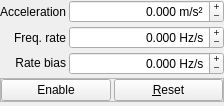
This is DopplerTool.ui in BatchDrake/AmateurDSN as Qt 5 draws it before an edit. The edited form follows.
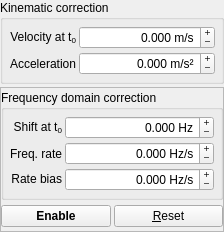
This is the edited form.

Commit message: Implement corrections up to order 1

```diff
--- a/DopplerTool.ui
+++ b/DopplerTool.ui
@@ -7,7 +7,7 @@
     <x>0</x>
     <y>0</y>
     <width>224</width>
-    <height>106</height>
+    <height>232</height>
    </rect>
   </property>
   <property name="sizePolicy">
@@ -35,37 +35,33 @@
    <property name="spacing">
     <number>3</number>
    </property>
-   <item row="2" column="1">
-    <widget class="QDoubleSpinBox" name="freqSpinBox">
+   <item row="0" column="0" colspan="2">
+    <widget class="QGroupBox" name="groupBox">
      <property name="sizePolicy">
-      <sizepolicy hsizetype="Expanding" vsizetype="Fixed">
+      <sizepolicy hsizetype="Preferred" vsizetype="Fixed">
        <horstretch>0</horstretch>
        <verstretch>0</verstretch>
       </sizepolicy>
      </property>
-     <property name="alignment">
-      <set>Qt::AlignRight|Qt::AlignTrailing|Qt::AlignVCenter</set>
+     <property name="title">
+      <string>Kinematic correction</string>
      </property>
-     <property name="buttonSymbols">
-      <enum>QAbstractSpinBox::PlusMinus</enum>
-     </property>
-     <property name="suffix">
-      <string> Hz/s</string>
-     </property>
-     <property name="decimals">
+     <layout class="QGridLayout" name="gridLayout_2">
+      <property name="leftMargin">
+       <number>6</number>
+      </property>
+      <property name="topMargin">
+       <number>6</number>
+      </property>
+      <property name="rightMargin">
+       <number>6</number>
+      </property>
+      <property name="bottomMargin">
+       <number>6</number>
+      </property>
+      <property name="spacing">
       <number>3</number>
      </property>
-     <property name="minimum">
-      <double>-1000000.000000000000000</double>
-     </property>
-     <property name="maximum">
-      <double>1000000.000000000000000</double>
-     </property>
-     <property name="stepType">
-      <enum>QAbstractSpinBox::DefaultStepType</enum>
-     </property>
-    </widget>
-   </item>
    <item row="1" column="1">
     <widget class="QDoubleSpinBox" name="accelSpinBox">
      <property name="sizePolicy">
@@ -97,10 +93,13 @@
      </property>
     </widget>
    </item>
-   <item row="2" column="0">
-    <widget class="QLabel" name="label_2">
+      <item row="0" column="0">
+       <widget class="QLabel" name="label_4">
      <property name="text">
-      <string>Freq. rate</string>
+         <string>Velocity at t&lt;sub&gt;0&lt;/sub&gt;</string>
+        </property>
+        <property name="textFormat">
+         <enum>Qt::RichText</enum>
      </property>
      <property name="alignment">
       <set>Qt::AlignRight|Qt::AlignTrailing|Qt::AlignVCenter</set>
@@ -117,24 +116,8 @@
      </property>
     </widget>
    </item>
-   <item row="3" column="0">
-    <widget class="QLabel" name="label_6">
-     <property name="sizePolicy">
-      <sizepolicy hsizetype="Preferred" vsizetype="Fixed">
-       <horstretch>0</horstretch>
-       <verstretch>0</verstretch>
-      </sizepolicy>
-     </property>
-     <property name="text">
-      <string>Rate bias</string>
-     </property>
-     <property name="alignment">
-      <set>Qt::AlignRight|Qt::AlignTrailing|Qt::AlignVCenter</set>
-     </property>
-    </widget>
-   </item>
-   <item row="3" column="1">
-    <widget class="QDoubleSpinBox" name="rateBiasSpinBox">
+      <item row="0" column="1">
+       <widget class="QDoubleSpinBox" name="velSpinBox">
      <property name="sizePolicy">
       <sizepolicy hsizetype="Expanding" vsizetype="Fixed">
        <horstretch>0</horstretch>
@@ -148,26 +131,29 @@
       <enum>QAbstractSpinBox::PlusMinus</enum>
      </property>
      <property name="suffix">
-      <string> Hz/s</string>
+         <string> m/s</string>
      </property>
      <property name="decimals">
       <number>3</number>
      </property>
      <property name="minimum">
-      <double>-1000000.000000000000000</double>
+         <double>-300000000.000000000000000</double>
      </property>
      <property name="maximum">
-      <double>1000000.000000000000000</double>
+         <double>300000000.000000000000000</double>
      </property>
      <property name="stepType">
       <enum>QAbstractSpinBox::DefaultStepType</enum>
      </property>
     </widget>
    </item>
-   <item row="4" column="0" colspan="2">
+     </layout>
+    </widget>
+   </item>
+   <item row="1" column="0" colspan="2">
     <widget class="QFrame" name="frame">
      <property name="sizePolicy">
-      <sizepolicy hsizetype="Preferred" vsizetype="Fixed">
+      <sizepolicy hsizetype="Preferred" vsizetype="Preferred">
        <horstretch>0</horstretch>
        <verstretch>0</verstretch>
       </sizepolicy>
@@ -194,8 +180,13 @@
       <property name="spacing">
        <number>3</number>
       </property>
-      <item row="0" column="0">
+      <item row="1" column="0">
        <widget class="QPushButton" name="enableButton">
+        <property name="font">
+         <font>
+          <bold>true</bold>
+         </font>
+        </property>
         <property name="text">
          <string>Enable</string>
         </property>
@@ -204,13 +195,175 @@
         </property>
        </widget>
       </item>
-      <item row="0" column="1">
+      <item row="1" column="1">
        <widget class="QPushButton" name="resetButton">
         <property name="text">
          <string>&amp;Reset</string>
         </property>
        </widget>
       </item>
+      <item row="0" column="0" colspan="2">
+       <widget class="QGroupBox" name="groupBox_2">
+        <property name="sizePolicy">
+         <sizepolicy hsizetype="Preferred" vsizetype="Fixed">
+          <horstretch>0</horstretch>
+          <verstretch>0</verstretch>
+         </sizepolicy>
+        </property>
+        <property name="title">
+         <string>Frequency domain correction</string>
+        </property>
+        <layout class="QGridLayout" name="gridLayout_3">
+         <property name="leftMargin">
+          <number>6</number>
+         </property>
+         <property name="topMargin">
+          <number>6</number>
+         </property>
+         <property name="rightMargin">
+          <number>6</number>
+         </property>
+         <property name="bottomMargin">
+          <number>6</number>
+         </property>
+         <property name="spacing">
+          <number>3</number>
+         </property>
+         <item row="0" column="0">
+          <widget class="QLabel" name="label_5">
+           <property name="text">
+            <string>&lt;html&gt;&lt;head/&gt;&lt;body&gt;&lt;p&gt;Shift at t&lt;span style=&quot; vertical-align:sub;&quot;&gt;0&lt;/span&gt;&lt;/p&gt;&lt;/body&gt;&lt;/html&gt;</string>
+           </property>
+           <property name="textFormat">
+            <enum>Qt::RichText</enum>
+           </property>
+           <property name="alignment">
+            <set>Qt::AlignRight|Qt::AlignTrailing|Qt::AlignVCenter</set>
+           </property>
+          </widget>
+         </item>
+         <item row="0" column="1">
+          <widget class="QDoubleSpinBox" name="freqSpinBox">
+           <property name="sizePolicy">
+            <sizepolicy hsizetype="Expanding" vsizetype="Fixed">
+             <horstretch>0</horstretch>
+             <verstretch>0</verstretch>
+            </sizepolicy>
+           </property>
+           <property name="alignment">
+            <set>Qt::AlignRight|Qt::AlignTrailing|Qt::AlignVCenter</set>
+           </property>
+           <property name="buttonSymbols">
+            <enum>QAbstractSpinBox::PlusMinus</enum>
+           </property>
+           <property name="suffix">
+            <string> Hz</string>
+           </property>
+           <property name="decimals">
+            <number>3</number>
+           </property>
+           <property name="minimum">
+            <double>-1000000.000000000000000</double>
+           </property>
+           <property name="maximum">
+            <double>1000000.000000000000000</double>
+           </property>
+           <property name="stepType">
+            <enum>QAbstractSpinBox::DefaultStepType</enum>
+           </property>
+          </widget>
+         </item>
+         <item row="1" column="0">
+          <widget class="QLabel" name="label_2">
+           <property name="text">
+            <string>Freq. rate</string>
+           </property>
+           <property name="alignment">
+            <set>Qt::AlignRight|Qt::AlignTrailing|Qt::AlignVCenter</set>
+           </property>
+          </widget>
+         </item>
+         <item row="1" column="1">
+          <widget class="QDoubleSpinBox" name="freqRateSpinBox">
+           <property name="sizePolicy">
+            <sizepolicy hsizetype="Expanding" vsizetype="Fixed">
+             <horstretch>0</horstretch>
+             <verstretch>0</verstretch>
+            </sizepolicy>
+           </property>
+           <property name="alignment">
+            <set>Qt::AlignRight|Qt::AlignTrailing|Qt::AlignVCenter</set>
+           </property>
+           <property name="buttonSymbols">
+            <enum>QAbstractSpinBox::PlusMinus</enum>
+           </property>
+           <property name="suffix">
+            <string> Hz/s</string>
+           </property>
+           <property name="decimals">
+            <number>3</number>
+           </property>
+           <property name="minimum">
+            <double>-1000000.000000000000000</double>
+           </property>
+           <property name="maximum">
+            <double>1000000.000000000000000</double>
+           </property>
+           <property name="stepType">
+            <enum>QAbstractSpinBox::DefaultStepType</enum>
+           </property>
+          </widget>
+         </item>
+         <item row="2" column="0">
+          <widget class="QLabel" name="label_6">
+           <property name="sizePolicy">
+            <sizepolicy hsizetype="Preferred" vsizetype="Fixed">
+             <horstretch>0</horstretch>
+             <verstretch>0</verstretch>
+            </sizepolicy>
+           </property>
+           <property name="text">
+            <string>Rate bias</string>
+           </property>
+           <property name="alignment">
+            <set>Qt::AlignRight|Qt::AlignTrailing|Qt::AlignVCenter</set>
+           </property>
+          </widget>
+         </item>
+         <item row="2" column="1">
+          <widget class="QDoubleSpinBox" name="rateBiasSpinBox">
+           <property name="sizePolicy">
+            <sizepolicy hsizetype="Expanding" vsizetype="Fixed">
+             <horstretch>0</horstretch>
+             <verstretch>0</verstretch>
+            </sizepolicy>
+           </property>
+           <property name="alignment">
+            <set>Qt::AlignRight|Qt::AlignTrailing|Qt::AlignVCenter</set>
+           </property>
+           <property name="buttonSymbols">
+            <enum>QAbstractSpinBox::PlusMinus</enum>
+           </property>
+           <property name="suffix">
+            <string> Hz/s</string>
+           </property>
+           <property name="decimals">
+            <number>3</number>
+           </property>
+           <property name="minimum">
+            <double>-1000000.000000000000000</double>
+           </property>
+           <property name="maximum">
+            <double>1000000.000000000000000</double>
+           </property>
+           <property name="stepType">
+            <enum>QAbstractSpinBox::DefaultStepType</enum>
+           </property>
+          </widget>
+         </item>
+        </layout>
+       </widget>
+      </item>
      </layout>
     </widget>
    </item>
```
Lines whose indentation alone changed are shown as unchanged. The commit also changes 4 other files.
